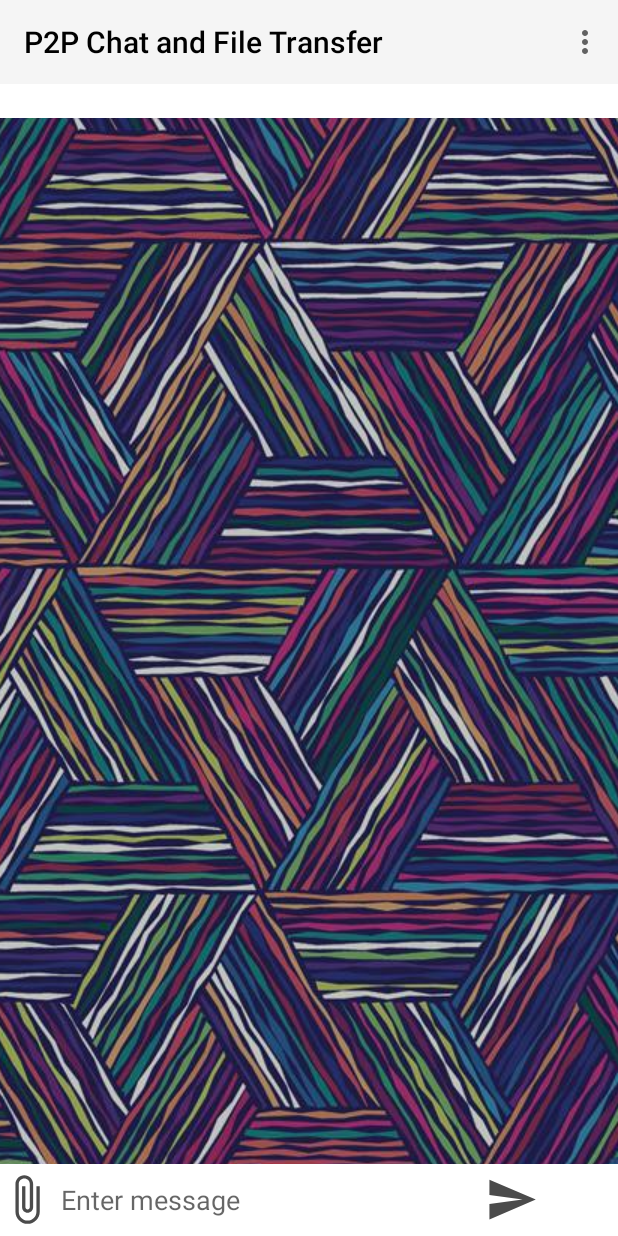
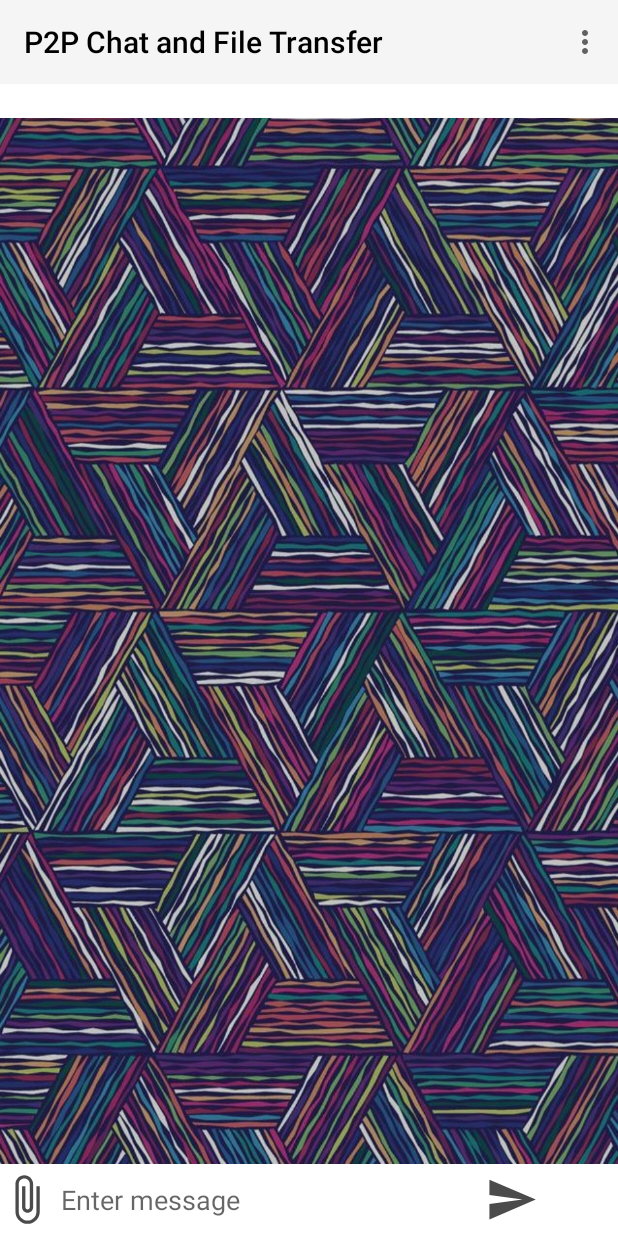
Before and after one commit to mfirozahmed/P2P-Chat-and-File-Transfer, an Android app: the activity_client_chat screen opened directly, with no data from a screen before it, on a phone screen of 412 x 824 dp. Run offline under Robolectric (Android 15) with nearby library versions, the phone set to English and light mode, and no system bars; libraries missing offline, so code that uses them is left out: com.flask.colorpicker.

```diff
--- a/app/src/main/java/com/example/p2pchatandfiletransfer/ClientChat.java
+++ b/app/src/main/java/com/example/p2pchatandfiletransfer/activity_client_chat.java
@@ -1,9 +1,7 @@
 package com.example.p2pchatandfiletransfer;
 
 import android.annotation.SuppressLint;
-import android.app.Activity;
 import android.content.Context;
-import android.content.DialogInterface;
 import android.content.Intent;
 import android.graphics.drawable.GradientDrawable;
 import android.graphics.drawable.LayerDrawable;
@@ -26,8 +24,6 @@ import androidx.appcompat.app.AppCompatActivity;
 import androidx.appcompat.widget.Toolbar;
 
 import com.flask.colorpicker.ColorPickerView;
-import com.flask.colorpicker.OnColorSelectedListener;
-import com.flask.colorpicker.builder.ColorPickerClickListener;
 import com.flask.colorpicker.builder.ColorPickerDialogBuilder;
 
 import java.io.DataInputStream;
@@ -44,7 +40,7 @@ import java.text.SimpleDateFormat;
 import java.util.ArrayList;
 import java.util.Date;
 
-public class ClientChat extends AppCompatActivity {
+public class activity_client_chat extends AppCompatActivity {
 
     private EditText chatboxMessage;
     private ImageButton sendMessage;
@@ -143,7 +139,7 @@ public class ClientChat extends AppCompatActivity {
         // Handle change background
         switch (item.getItemId()) {
             case R.id.action_settings: {
-                final Context context = ClientChat.this;
+                final Context context = activity_client_chat.this;
                 ColorPickerDialogBuilder
                         .with(context)
                         .setTitle("Choose a color")
@@ -176,12 +172,14 @@ public class ClientChat extends AppCompatActivity {
 
         super.onActivityResult(requestCode, resultCode, data);
 
-        String path;
+        String path, path2;
 
         if (requestCode == 1) {
 
             Uri txtUri = data.getData();
             path = txtUri.getPath();
+
+            //path2 = data.getData().
 
             Log.d(TAG, "onActivityResult: " + path);
 
@@ -216,8 +214,8 @@ public class ClientChat extends AppCompatActivity {
         protected String doInBackground(Void... voids) {
             try {
 
-                String receiverIPAddress = ClientChat.this.receiverIPAddress;
-                int receiverPort = ClientChat.this.receiverPort;
+                String receiverIPAddress = activity_client_chat.this.receiverIPAddress;
+                int receiverPort = activity_client_chat.this.receiverPort;
 
                 Socket clientSocket = new Socket(receiverIPAddress, receiverPort);
                 OutputStream outToServer = clientSocket.getOutputStream();
@@ -286,8 +284,8 @@ public class ClientChat extends AppCompatActivity {
         protected String doInBackground(Void... voids) {
 
             String fileName = "";
-            String receiverIPAddress = ClientChat.this.receiverIPAddress;
-            int receiverPort = ClientChat.this.receiverPort + 1;
+            String receiverIPAddress = activity_client_chat.this.receiverIPAddress;
+            int receiverPort = activity_client_chat.this.receiverPort + 1;
 
             try {
 
--- /dev/null
+++ b/app/src/main/res/anim/alpha.xml
@@ -0,0 +1,6 @@
+<?xml version="1.0" encoding="utf-8"?>
+<alpha
+    xmlns:android="http://schemas.android.com/apk/res/android"
+    android:fromAlpha="0.0"
+    android:toAlpha="1.0"
+    android:duration="2000" />
--- /dev/null
+++ b/app/src/main/res/anim/mytransition.xml
@@ -0,0 +1,6 @@
+<?xml version="1.0" encoding="utf-8"?>
+<alpha
+    xmlns:android="http://schemas.android.com/apk/res/android"
+    android:fromAlpha="0.0"
+    android:toAlpha="1.0"
+    android:duration="1000" />
--- a/app/src/main/res/layout/activity_chatbox.xml
+++ b/app/src/main/res/layout/activity_chatbox.xml
@@ -6,7 +6,7 @@
     android:layout_height="match_parent"
     android:background="#FFF"
     android:orientation="vertical"
-    tools:context=".ClientChat">
+    tools:context=".activity_client_chat">
 
     <androidx.appcompat.widget.Toolbar
         android:id="@+id/toolbar"
@@ -35,7 +35,7 @@
         android:id="@+id/messageList"
         android:layout_width="match_parent"
         android:layout_height="0dp"
-        android:background="@drawable/background"
+        android:background="@drawable/back_main"
         app:layout_constraintBottom_toTopOf="@+id/layout_chatbox"
         app:layout_constraintLeft_toLeftOf="parent"
         app:layout_constraintRight_toRightOf="parent"
--- a/app/src/main/res/menu/menu_main.xml
+++ b/app/src/main/res/menu/menu_main.xml
@@ -5,4 +5,9 @@
         android:id="@+id/action_settings"
         android:title="Change Background Color"
         app:showAsAction="never"></item>
+
+    <item
+        android:id="@+id/save_message"
+        android:title="Save"
+        app:showAsAction="never"></item>
 </menu>
--- a/app/src/main/res/values/styles.xml
+++ b/app/src/main/res/values/styles.xml
@@ -7,6 +7,7 @@
         <item name="colorPrimaryDark">@color/colorPrimaryDark</item>
         <item name="colorAccent">@color/colorAccent</item>
     </style>
+
     <style name="TextLabel" parent="TextAppearance.AppCompat">
         <!-- Hint color and label color in FALSE state -->
         <item name="android:textColorHint">@color/colorPrimaryLight</item>
@@ -14,4 +15,11 @@
         <!-- Label color in TRUE state and bar color FALSE and TRUE State -->
         <item name="colorAccent">@color/colorPrimaryLight</item>
     </style>
+
+    <style name="Theme.AppCompat.Light.NoActionBar.FullScreen" parent="@style/Theme.AppCompat.Light">
+        <item name="windowNoTitle">true</item>
+        <item name="windowActionBar">false</item>
+        <item name="android:windowFullscreen">true</item>
+        <item name="android:windowContentOverlay">@null</item>
+    </style>
 </resources>
```
Also changed, not shown: app/src/main/AndroidManifest.xml (+15 -5 lines), app/src/main/java/com/example/p2pchatandfiletransfer/MainActivity.java (deleted, +0 -69 lines), app/src/main/java/com/example/p2pchatandfiletransfer/activity_main.java (added, +106 -0 lines), app/src/main/java/com/example/p2pchatandfiletransfer/activity_splash_screen.java (added, +71 -0 lines), app/src/main/res/anim/translate.xml (added, +14 -0 lines), app/src/main/res/layout/activity_main.xml (+9 -4 lines), app/src/main/res/layout/activity_splashscreen.xml (added, +17 -0 lines), app/src/main/res/layout/toast_layout.xml (added, +24 -0 lines), app/src/main/res/drawable/back_main.jpg, app/src/main/res/drawable/error.png (added), app/src/main/res/drawable/mine.png (added), app/src/main/res/drawable/splash.jpg (added).
